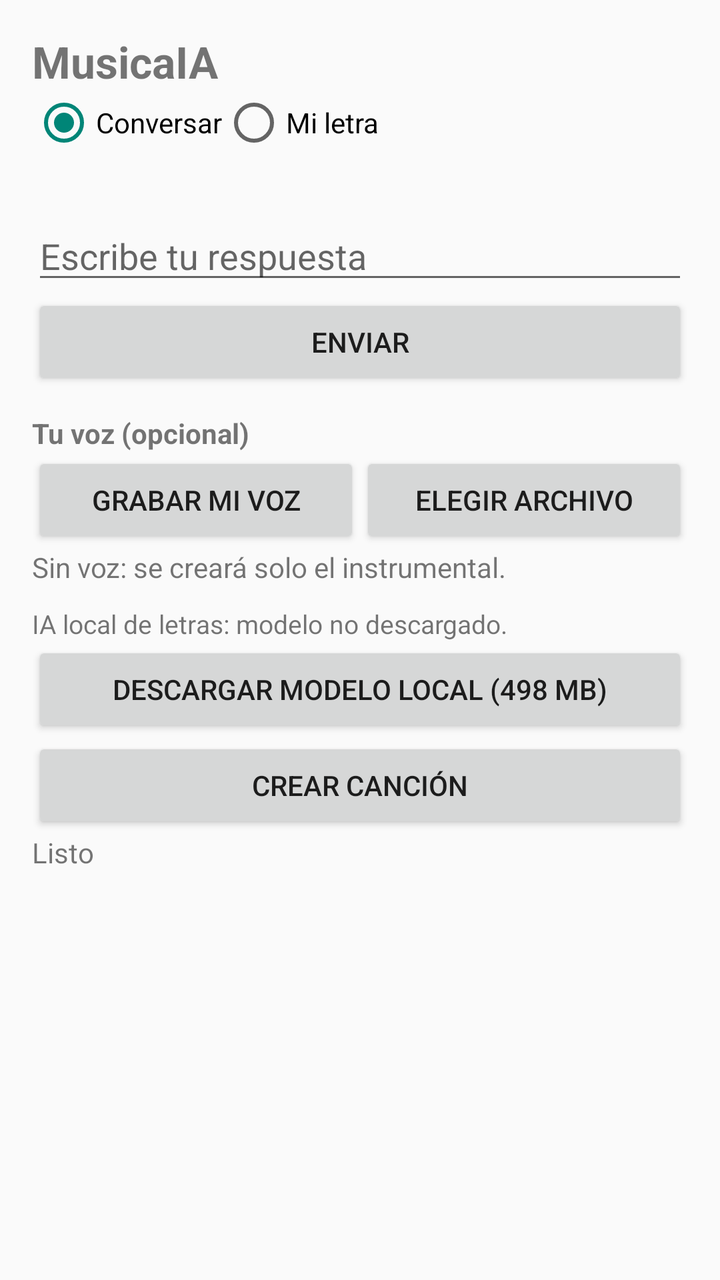
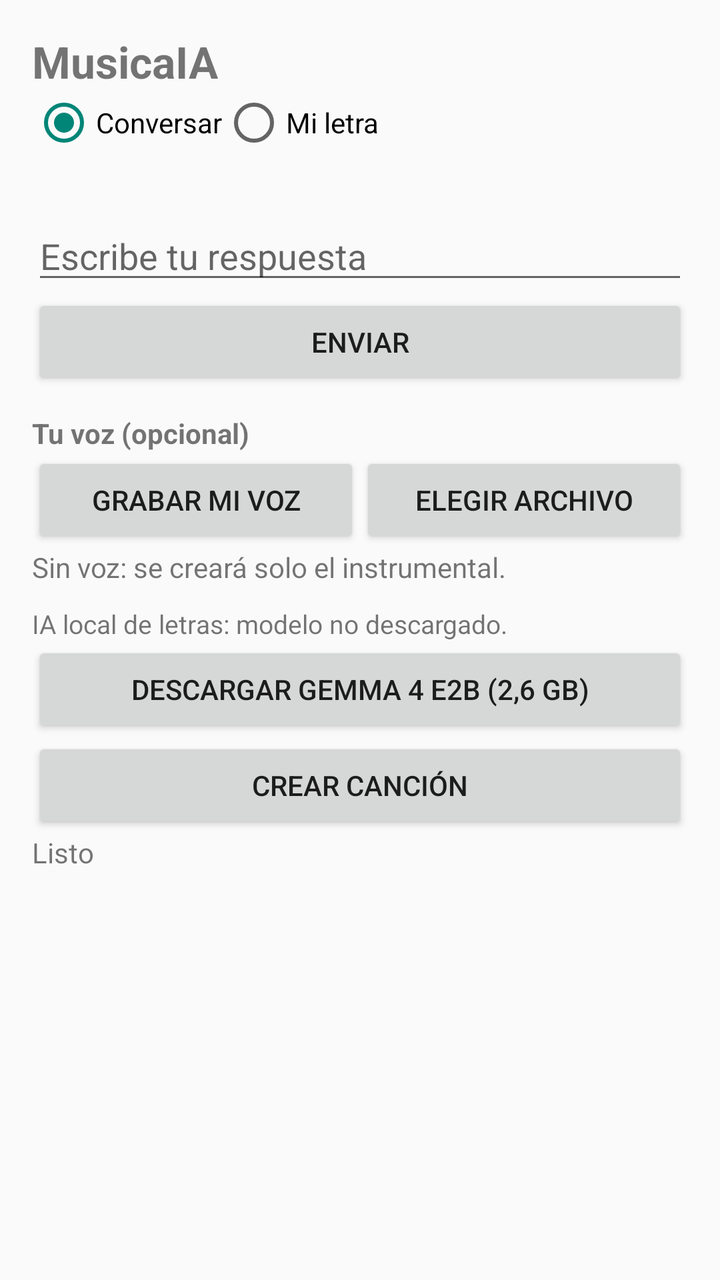

Two renders of the same Android screen: before a commit and after it. Below are the layout's source before the change and the commit's diff.
<!-- AndroidManifest.xml: application theme Theme.AppCompat.Light.NoActionBar -->
<!-- res/layout/activity_main.xml -->
<?xml version="1.0" encoding="utf-8"?>
<ScrollView xmlns:android="http://schemas.android.com/apk/res/android"
 android:layout_width="match_parent"
 android:layout_height="match_parent"
 android:fillViewport="true">
 <LinearLayout
 android:layout_width="match_parent"
 android:layout_height="wrap_content"
 android:orientation="vertical"
 android:padding="16dp">
 <TextView android:id="@+id/titulo" android:layout_width="wrap_content" android:layout_height="wrap_content" android:text="MusicaIA" android:textSize="22sp" android:textStyle="bold" />
 <RadioGroup android:id="@+id/grupoModo" android:layout_width="match_parent" android:layout_height="wrap_content" android:orientation="horizontal">
 <RadioButton android:id="@+id/modoConversacion" android:layout_width="wrap_content" android:layout_height="wrap_content" android:checked="true" android:text="Conversar" />
 <RadioButton android:id="@+id/modoLetra" android:layout_width="wrap_content" android:layout_height="wrap_content" android:text="Mi letra" />
 </RadioGroup>
 <LinearLayout android:id="@+id/panelConversacion" android:layout_width="match_parent" android:layout_height="wrap_content" android:orientation="vertical">
 <TextView android:id="@+id/chatLog" android:layout_width="match_parent" android:layout_height="wrap_content" android:paddingTop="8dp" android:textSize="15sp" />
 <EditText android:id="@+id/chatEntrada" android:layout_width="match_parent" android:layout_height="wrap_content" android:hint="Escribe tu respuesta" android:inputType="text" />
 <Button android:id="@+id/btnEnviar" android:layout_width="match_parent" android:layout_height="wrap_content" android:text="Enviar" />
 </LinearLayout>
 <LinearLayout android:id="@+id/panelLetra" android:layout_width="match_parent" android:layout_height="wrap_content" android:orientation="vertical" android:visibility="gone">
 <EditText android:id="@+id/editLetra" android:layout_width="match_parent" android:layout_height="wrap_content" android:gravity="top" android:hint="Pega aquí tu letra completa" android:inputType="textMultiLine" android:minLines="6" />
 <EditText android:id="@+id/editIndicaciones" android:layout_width="match_parent" android:layout_height="wrap_content" android:hint="Cómo quieres que suene (ej: pop alegre, rápido, verano)" android:inputType="text" />
 </LinearLayout>
 <TextView android:layout_width="wrap_content" android:layout_height="wrap_content" android:paddingTop="12dp" android:text="Tu voz (opcional)" android:textStyle="bold" />
 <LinearLayout android:layout_width="match_parent" android:layout_height="wrap_content" android:orientation="horizontal">
 <Button android:id="@+id/btnGrabar" android:layout_width="0dp" android:layout_height="wrap_content" android:layout_weight="1" android:text="Grabar mi voz" />
 <Button android:id="@+id/btnElegirVoz" android:layout_width="0dp" android:layout_height="wrap_content" android:layout_weight="1" android:text="Elegir archivo" />
 </LinearLayout>
 <TextView android:id="@+id/estadoVoz" android:layout_width="match_parent" android:layout_height="wrap_content" android:text="Sin voz: se creará solo el instrumental." />
 <ProgressBar android:id="@+id/progreso" style="?android:attr/progressBarStyleHorizontal" android:layout_width="match_parent" android:layout_height="wrap_content" android:visibility="gone" />
 <TextView android:id="@+id/tiempo" android:layout_width="wrap_content" android:layout_height="wrap_content" android:text="Tiempo: 0s" android:visibility="gone" />
 <TextView android:id="@+id/estadoModelo" android:layout_width="match_parent" android:layout_height="wrap_content" android:paddingTop="10dp" android:text="IA local de letras: modelo no descargado." android:textSize="13sp" />
 <Button android:id="@+id/btnDescargarModelo" android:layout_width="match_parent" android:layout_height="wrap_content" android:text="Descargar modelo local (498 MB)" />
 <ProgressBar android:id="@+id/progresoModelo" style="?android:attr/progressBarStyleHorizontal" android:layout_width="match_parent" android:layout_height="wrap_content" android:max="1000" android:visibility="gone" />
 <Button android:id="@+id/btnCrear" android:layout_width="match_parent" android:layout_height="wrap_content" android:text="Crear canción" />
 <TextView android:id="@+id/estado" android:layout_width="match_parent" android:layout_height="wrap_content" android:text="Listo" android:textSize="14sp" />
 <TextView android:id="@+id/textoResultado" android:layout_width="match_parent" android:layout_height="wrap_content" android:textSize="14sp" />
 <ImageView android:id="@+id/imgPortada" android:layout_width="200dp" android:layout_height="200dp" android:visibility="gone" />
 <Button android:id="@+id/btnReproducir" android:layout_width="match_parent" android:layout_height="wrap_content" android:text="Reproducir" android:visibility="gone" />
 <Button android:id="@+id/btnGuardar" android:layout_width="match_parent" android:layout_height="wrap_content" android:text="Guardar canción" android:visibility="gone" />
 </LinearLayout>
</ScrollView>
<!-- resources referenced by this layout -->
<resources>

</resources>

<!-- the commit's change to res/layout/activity_main.xml (unified diff, before → after) -->
@@ -31,7 +31,7 @@
  <ProgressBar android:id="@+id/progreso" style="?android:attr/progressBarStyleHorizontal" android:layout_width="match_parent" android:layout_height="wrap_content" android:visibility="gone" />
  <TextView android:id="@+id/tiempo" android:layout_width="wrap_content" android:layout_height="wrap_content" android:text="Tiempo: 0s" android:visibility="gone" />
  <TextView android:id="@+id/estadoModelo" android:layout_width="match_parent" android:layout_height="wrap_content" android:paddingTop="10dp" android:text="IA local de letras: modelo no descargado." android:textSize="13sp" />
- <Button android:id="@+id/btnDescargarModelo" android:layout_width="match_parent" android:layout_height="wrap_content" android:text="Descargar modelo local (498 MB)" />
+ <Button android:id="@+id/btnDescargarModelo" android:layout_width="match_parent" android:layout_height="wrap_content" android:text="Descargar Gemma 4 E2B (2,6 GB)" />
  <ProgressBar android:id="@+id/progresoModelo" style="?android:attr/progressBarStyleHorizontal" android:layout_width="match_parent" android:layout_height="wrap_content" android:max="1000" android:visibility="gone" />
  <Button android:id="@+id/btnCrear" android:layout_width="match_parent" android:layout_height="wrap_content" android:text="Crear canción" />
  <TextView android:id="@+id/estado" android:layout_width="match_parent" android:layout_height="wrap_content" android:text="Listo" android:textSize="14sp" />
